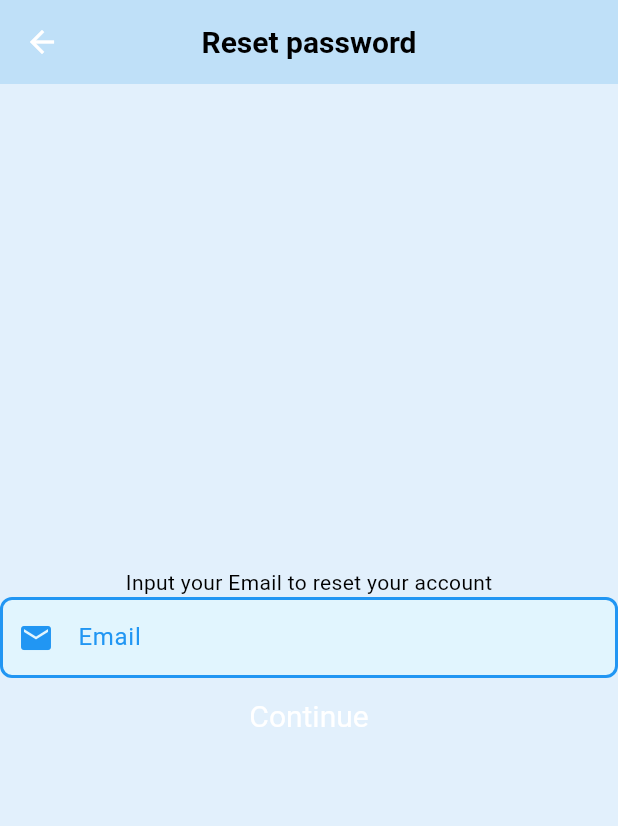
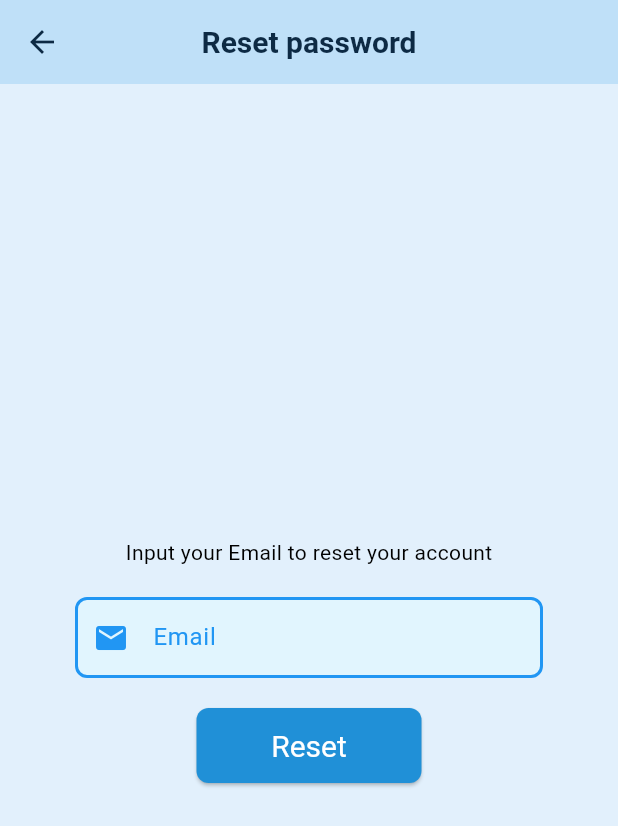
Before and after one commit to FouadEAF/school_management, a Flutter app: the ResetPasswordPage screen opened by its route, on a phone screen of 412 x 824 dp. Shown: the top 826 px of the screen. Run offline on Flutter 3.47's test engine with Material 3 defaults, Android fonts, the phone set to English and light mode, and no system bars; our stand-ins replace font_awesome_flutter, shared_preferences, toggle_switch; accounts and stored records are empty.

Commit message:
Reset page

```diff
--- a/frontend/mobile/lib/authentication/pages/forgetPassword.dart
+++ b/frontend/mobile/lib/authentication/pages/forgetPassword.dart
@@ -1,35 +1,62 @@
+// ignore_for_file: prefer_const_constructors
+
 import 'package:flutter/material.dart';
 
-class ResetPasswordPage extends StatefulWidget {
-  const ResetPasswordPage({super.key});
+class ResetPasswordPage extends StatelessWidget {
+  ResetPasswordPage({super.key});
+  final _formKey = GlobalKey<FormState>();
+  final TextEditingController _txtEmail = TextEditingController();
 
-  @override
-  State<ResetPasswordPage> createState() => _ResetPasswordPageState();
-}
-
-class _ResetPasswordPageState extends State<ResetPasswordPage> {
   @override
   Widget build(BuildContext context) {
     return Scaffold(
         appBar: AppBar(
           title: const Text('Reset password'),
         ),
-      body: Column(
+        body: Center(
+          child: Form(
+            key: _formKey,
+            child: Column(
               mainAxisAlignment: MainAxisAlignment.center,
               crossAxisAlignment: CrossAxisAlignment.center,
               children: [
                 const Text('Input your Email to reset your account'),
-          TextFormField(
+                Padding(
+                  padding: EdgeInsets.fromLTRB(50.0, 20.0, 50.0, 20.0),
+                  child: TextFormField(
+                    controller: _txtEmail,
                     decoration: const InputDecoration(
                       labelText: 'Email',
                       hintText: 'Enter your email',
                       prefixIcon: Icon(
                         Icons.email,
                       ),
-          )),
-          const ElevatedButton(onPressed: null, child: Text('Continue'))
+                    ),
+                    keyboardType: TextInputType.emailAddress,
+                    validator: (value) {
+                      if (value == null || value.isEmpty) {
+                        return 'Please enter your email';
+                      }
+                      if (!RegExp(r'^[^@]+@[^@]+\.[^@]+').hasMatch(value)) {
+                        return 'Please enter a valid email address';
+                      }
+                      return null;
+                    },
+                  ),
+                ),
+                ElevatedButton(
+                  onPressed: () {
+                    if (_formKey.currentState!.validate()) {
+                      // Add registration logic here
+                      print('==========Reset============');
+                      print(_txtEmail.text);
+                    }
+                  },
+                  child: const Text('Reset'),
+                ),
               ],
             ),
-    );
+          ),
+        ));
   }
 }
--- a/frontend/mobile/lib/utils/theme.dart
+++ b/frontend/mobile/lib/utils/theme.dart
@@ -24,9 +24,9 @@ final ThemeData LightTheme = ThemeData(
 
   appBarTheme: const AppBarTheme(
     backgroundColor: Color(0xffbfe0f8),
-    iconTheme: IconThemeData(color: Colors.white),
+    iconTheme: IconThemeData(color: Color(0xff0d2a44)),
     titleTextStyle: TextStyle(
-        color: Colors.black, fontSize: 20, fontWeight: FontWeight.bold),
+        color: Color(0xff0d2a44), fontSize: 20, fontWeight: FontWeight.bold),
     centerTitle: true,
   ),
   //================================elevatedButtonTheme================================
```
Lines whose indentation alone changed are shown as unchanged.
